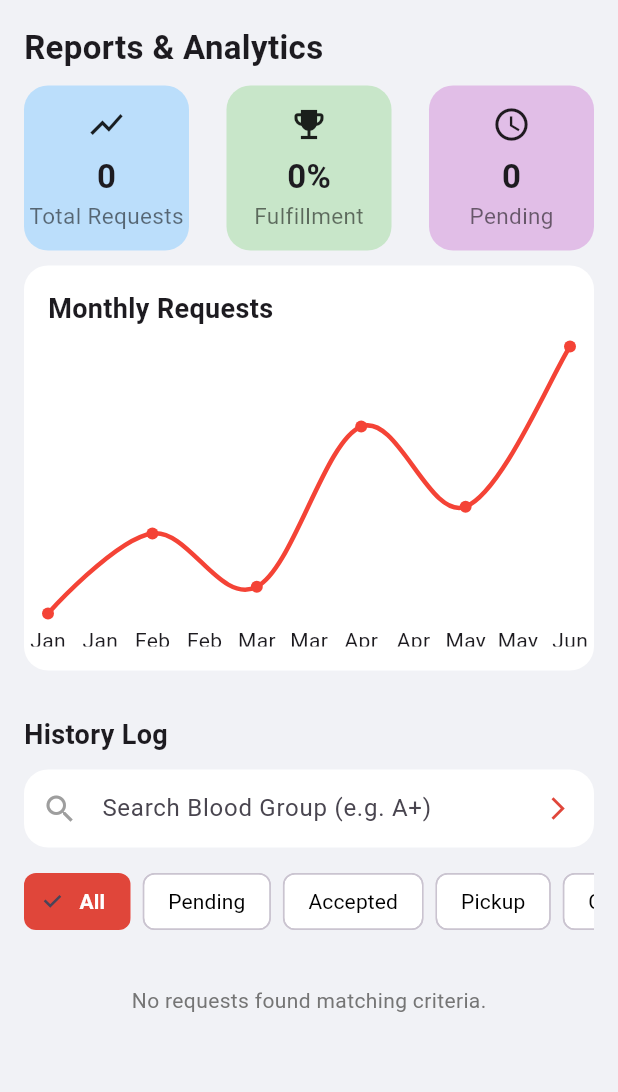
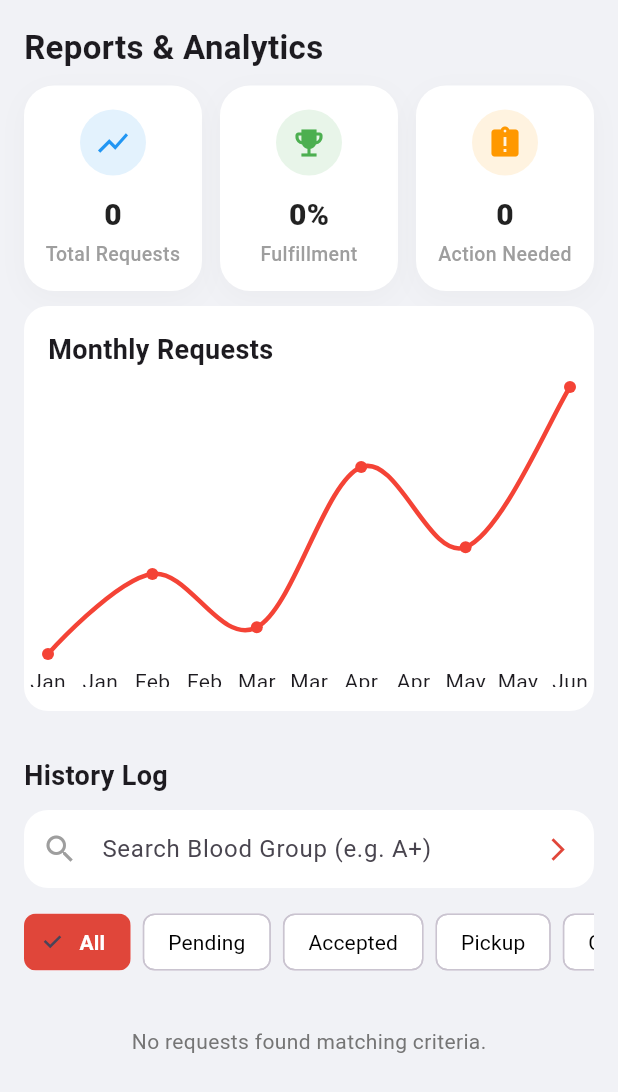
Before and after one commit to alwaysvikaschoudhary/Vita_Flow, a Flutter app: the DoctorHistoryScreen screen opened directly with empty values, on a phone screen of 412 x 824 dp. Shown: the top 1092 px of the screen. Run offline on Flutter 3.47's test engine with Material 3 defaults, Android fonts, the phone set to English and light mode, and no system bars; drawn by our look-alikes of fl_chart; our stand-ins replace geocoding, geolocator, google_maps_flutter, permission_handler; missing offline and left inert: flutter_polyline_points; network calls fail.

Commit message:
doctor history working.

```diff
--- a/frontend/lib/screens/Doctor/history_screen.dart
+++ b/frontend/lib/screens/Doctor/history_screen.dart
@@ -36,8 +36,8 @@ class _DoctorHistoryScreenState extends State<DoctorHistoryScreen> {
       final requests = await ApiService.getRequestsByHospital(widget.currentUser['userId']);
       if (mounted) {
         setState(() {
-          // Sort reverse to show newest first
-          _requests = requests.reversed.toList();
+          // Sort by date and time descending (Newest first)
+          _requests = requests..sort(_compareRequests);
           _isLoading = false;
         });
       }
@@ -46,6 +46,25 @@ class _DoctorHistoryScreenState extends State<DoctorHistoryScreen> {
       if (mounted) {
         setState(() => _isLoading = false);
       }
+    }
+  }
+
+  int _compareRequests(dynamic a, dynamic b) {
+    try {
+      final String dateA = a['date'] ?? '1970-01-01';
+      final String timeA = a['time'] ?? '00:00';
+      final String dateB = b['date'] ?? '1970-01-01';
+      final String timeB = b['time'] ?? '00:00';
+
+      final dtA = DateTime.parse("$dateA $timeA"); // Expects yyyy-MM-dd HH:mm
+      final dtB = DateTime.parse("$dateB $timeB");
+
+      return dtB.compareTo(dtA);
+    } catch (e) {
+      // Fallback to string comparison if parse fails
+      final String dtA = "${a['date']} ${a['time']}";
+      final String dtB = "${b['date']} ${b['time']}";
+      return dtB.compareTo(dtA);
     }
   }
 
@@ -128,12 +147,12 @@ class _DoctorHistoryScreenState extends State<DoctorHistoryScreen> {
                 // TOP METRICS ROW
                 // -------------------------
                 Row(
-                  mainAxisAlignment: MainAxisAlignment.spaceBetween,
                   children: [
-                    _metricCard("$totalRequests", "Total Requests", Icons.show_chart, Colors.blue.shade100),
-                    _metricCard("$fulfillmentRate%", "Fulfillment", Icons.emoji_events, Colors.green.shade100),
-                    // Avg Time is tricky without complex date diffs, keeping static for now or maybe "Pending" count?
-                    _metricCard("${_requests.where((r) => r['status']=='PENDING').length}", "Pending", Icons.access_time, Colors.purple.shade100),
+                    Expanded(child: _metricCard("$totalRequests", "Total Requests", Icons.show_chart, Colors.blue.shade50, Colors.blue)),
+                    const SizedBox(width: 12),
+                    Expanded(child: _metricCard("$fulfillmentRate%", "Fulfillment", Icons.emoji_events, Colors.green.shade50, Colors.green)),
+                    const SizedBox(width: 12),
+                    Expanded(child: _metricCard("${_requests.where((r) => r['status']=='PENDING').length}", "Action Needed", Icons.assignment_late, Colors.orange.shade50, Colors.orange)),
                   ],
                 ),
 
@@ -346,23 +365,50 @@ class _DoctorHistoryScreenState extends State<DoctorHistoryScreen> {
   // ----------------------------------------------------
   // METRIC CARD
   // ----------------------------------------------------
-  Widget _metricCard(String value, String label, IconData icon, Color bg) {
+  Widget _metricCard(String value, String label, IconData icon, Color bg, Color iconColor) {
     return Container(
-      width: 110,
-      padding: const EdgeInsets.only(top: 13, bottom: 13),
+      padding: const EdgeInsets.symmetric(vertical: 16, horizontal: 12),
       decoration: BoxDecoration(
-        color: bg,
-        borderRadius: BorderRadius.circular(16),
+        color: Colors.white,
+        borderRadius: BorderRadius.circular(20),
+        boxShadow: [
+          BoxShadow(
+            color: Colors.grey.withOpacity(0.08),
+            blurRadius: 15,
+            offset: const Offset(0, 5),
+          ),
+        ],
       ),
       child: Column(
         children: [
-          Icon(icon, size: 26),
-          const SizedBox(height: 6),
+          Container(
+            padding: const EdgeInsets.all(10),
+            decoration: BoxDecoration(
+              color: bg,
+              shape: BoxShape.circle,
+            ),
+            child: Icon(icon, size: 24, color: iconColor),
+          ),
+          const SizedBox(height: 12),
           Text(
             value,
-            style: const TextStyle(fontSize: 22, fontWeight: FontWeight.bold),
+            style: const TextStyle(
+              fontSize: 20,
+              fontWeight: FontWeight.w800,
+              color: Colors.black87
+            ),
           ),
-          Text(label, style: const TextStyle(fontSize: 15 ,color: Colors.black54)),
+          const SizedBox(height: 4),
+          Text(
+            label,
+            textAlign: TextAlign.center,
+            style: TextStyle(
+              fontSize: 13,
+              fontWeight: FontWeight.w500,
+              color: Colors.grey[500],
+              height: 1.2
+            )
+          ),
         ],
       ),
     );
```
